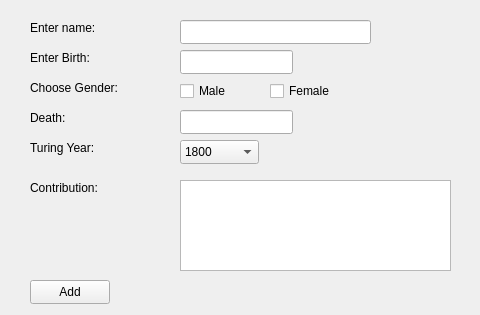
Above: Widget/personcreatemenu.ui from Ladanvini/VLN1-Hopur-5 before the change. Below: the same form after it.
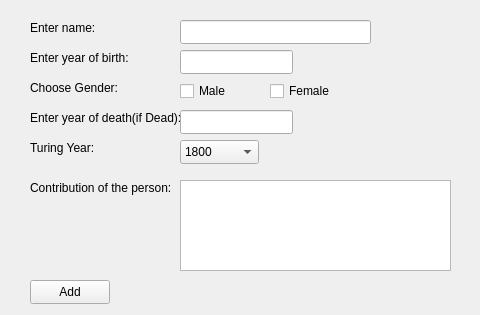
That is the form after the change.

Commit message: Added object names to personcreatemenu

What changed in the file:
```diff
--- a/Widget/personcreatemenu.ui
+++ b/Widget/personcreatemenu.ui
@@ -31,12 +31,12 @@
     <rect>
      <x>30</x>
      <y>50</y>
-     <width>81</width>
+     <width>121</width>
      <height>16</height>
     </rect>
    </property>
    <property name="text">
-    <string>Enter Birth:</string>
+    <string>Enter year of birth:</string>
    </property>
   </widget>
   <widget class="QLabel" name="label_3">
@@ -93,12 +93,12 @@
     <rect>
      <x>30</x>
      <y>110</y>
-     <width>60</width>
+     <width>151</width>
      <height>16</height>
     </rect>
    </property>
    <property name="text">
-    <string>Death:</string>
+    <string>Enter year of death(if Dead):</string>
    </property>
   </widget>
   <widget class="QLabel" name="label_5">
@@ -106,12 +106,12 @@
     <rect>
      <x>30</x>
      <y>180</y>
-     <width>91</width>
+     <width>141</width>
      <height>16</height>
     </rect>
    </property>
    <property name="text">
-    <string>Contribution:</string>
+    <string>Contribution of the person:</string>
    </property>
   </widget>
   <widget class="QPlainTextEdit" name="plainTextEdit">
```
Left out of the diff: 28 changed lines with no effect on the pictures.
